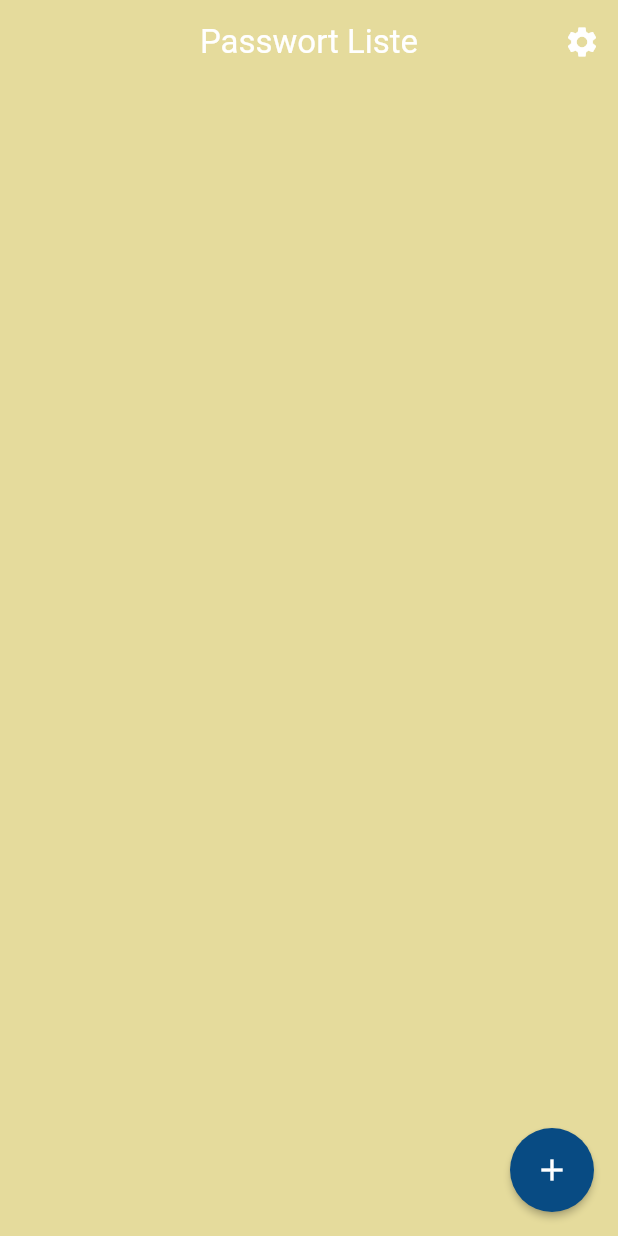
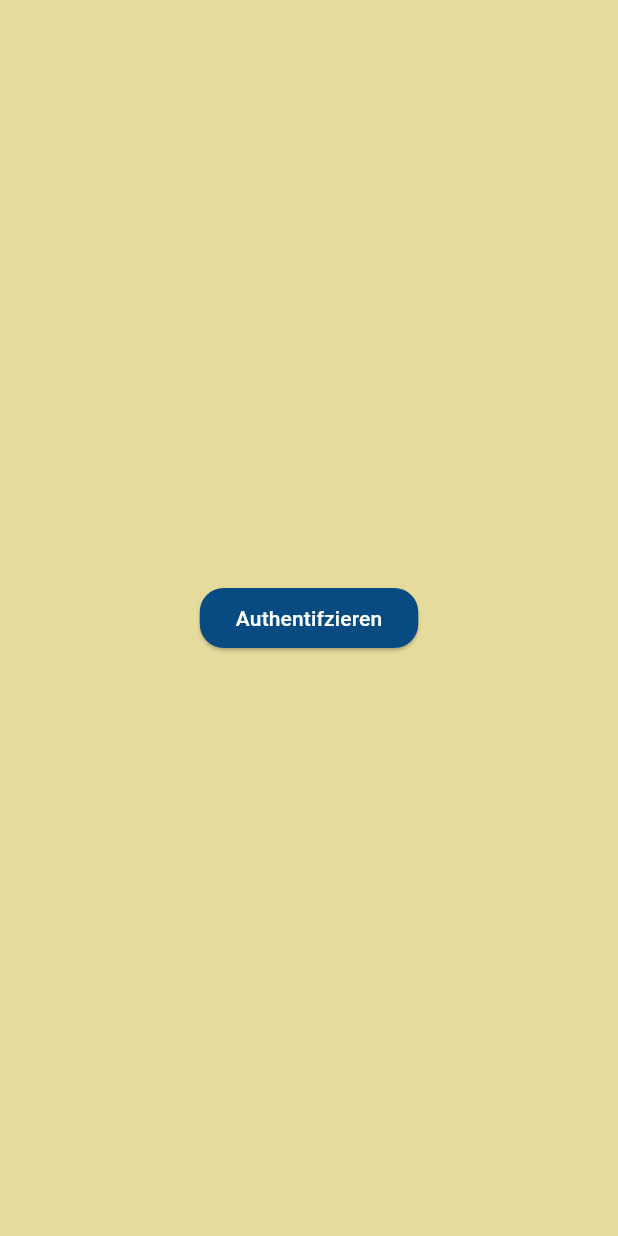
Before and after one commit to phongngy/pwManager, a Flutter app: the screen it shows after launch, on a phone screen of 412 x 824 dp. Run offline on Flutter 3.47's test engine with Material 3 defaults, Android fonts, the light colour scheme and no system bars; our stand-ins replace flutter_dotenv, get_it, local_auth; missing offline and left inert: encrypt, local_auth_android, local_auth_darwin, localstore.

Commit message:
add local_auth

```diff
--- a/lib/klassen/get_it.dart
+++ b/lib/klassen/get_it.dart
@@ -1,8 +1,10 @@
 import 'package:get_it/get_it.dart';
+import 'package:pwsafe/klassen/local_auth.dart';
 import 'package:pwsafe/klassen/passwort_generator.dart';
 
 final getItInjector = GetIt.instance;
 
 void init() {
   getItInjector.registerLazySingleton(() => PasswordGenerator());
+  getItInjector.registerLazySingleton(() => Auth());
 }
--- a/lib/main.dart
+++ b/lib/main.dart
@@ -2,6 +2,7 @@ import 'package:flutter/material.dart';
 //import 'package:flutter/services.dart';
 import 'package:provider/provider.dart';
 import 'package:pwsafe/fixValues/mytheme.dart';
+import 'package:pwsafe/pages/auth.dart';
 import 'package:pwsafe/pages/pwlist.dart';
 import 'package:pwsafe/provider/pw_provider.dart';
 import 'package:flutter_dotenv/flutter_dotenv.dart';
@@ -43,7 +44,7 @@ class _MyAppState extends State<MyApp> {
     return MaterialApp(
       debugShowCheckedModeBanner: false,
       theme: myTheme(),
-      home: const PWList(),
+      home: const AuthScreen(), //const PWList(), wenn ohne Fingerprint
     );
   }
 /*
--- /dev/null
+++ b/lib/pages/auth.dart
@@ -0,0 +1,70 @@
+import 'package:flutter/material.dart';
+import 'package:flutter/services.dart';
+import 'package:pwsafe/klassen/get_it.dart';
+import 'package:pwsafe/klassen/local_auth.dart';
+import 'package:pwsafe/pages/pwlist.dart';
+
+class AuthScreen extends StatefulWidget {
+  const AuthScreen({super.key});
+
+  @override
+  State<AuthScreen> createState() => _AuthScreenState();
+}
+
+class _AuthScreenState extends State<AuthScreen> {
+  final auth = getItInjector<Auth>();
+  late String _msg = '';
+
+  late bool _istAuthentifziert;
+  bool _authentifzierungFehlgeschlagen = false;
+  @override
+  Widget build(BuildContext context) {
+    return Scaffold(
+      body: Center(
+        child: _authentifzierungFehlgeschlagen
+            ? Column(
+                mainAxisAlignment: MainAxisAlignment.center,
+                children: [
+                  Text(
+                    _msg,
+                    style: const TextStyle(color: Colors.red),
+                  ),
+                  ElevatedButton(
+                    onPressed: () async {
+                      await _authProzess();
+                    },
+                    child: const Text("Nochmal authentifzieren"),
+                  ),
+                ],
+              )
+            : ElevatedButton(
+                onPressed: () async {
+                  await _authProzess();
+                },
+                child: const Text("Authentifzieren"),
+              ),
+      ),
+    );
+  }
+
+  Future<void> _authProzess() async {
+    try {
+      _istAuthentifziert = await auth.authentifizieren();
+      setState(() {
+        if (_istAuthentifziert) {
+          Navigator.of(context).pushReplacement(
+            MaterialPageRoute(builder: (context) => const PWList()),
+          );
+        } else {
+          _authentifzierungFehlgeschlagen = true;
+        }
+      });
+    } on PlatformException catch (e) {
+      if (e.code == 'auth_in_progress') {
+        _msg = "Authentifizierung ist noch im Gange";
+      }
+    } catch (e) {
+      _msg = "Unerwarteter Fehler";
+    }
+  }
+}
--- a/lib/sharedWidget/clipboard_alert_dialog.dart
+++ b/lib/sharedWidget/clipboard_alert_dialog.dart
@@ -1,5 +1,4 @@
 import 'package:flutter/material.dart';
-import 'package:pwsafe/fixValues/mycolor.dart';
 
 class ClipboardAlertDialog extends StatelessWidget {
   @override
--- a/pubspec.yaml
+++ b/pubspec.yaml
@@ -39,6 +39,7 @@ dependencies:
   flutter_dotenv: ^5.1.0
   flutter_jailbreak_detection: ^1.10.0
   get_it: ^7.6.8
+  local_auth: ^2.2.0
 
 dev_dependencies:
   flutter_test:
```
Also changed, not shown: lib/klassen/local_auth.dart (added, +38 -0 lines), pubspec.lock, 5 other files.
